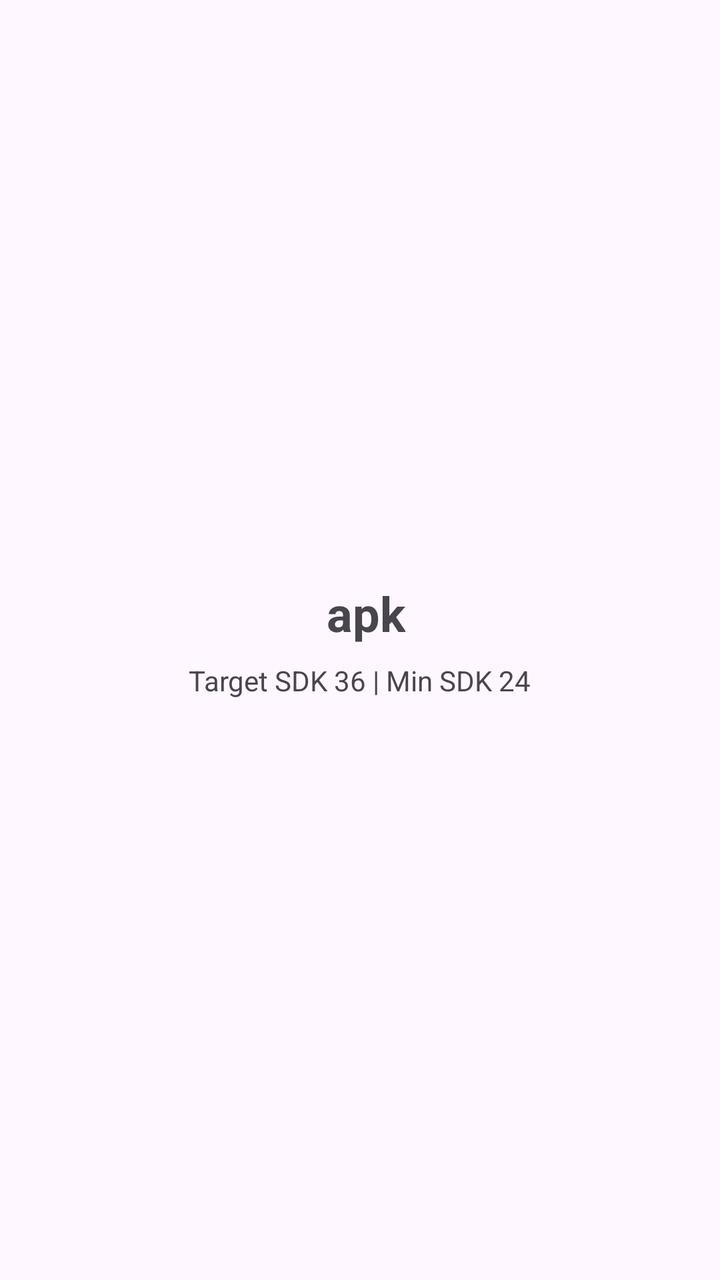
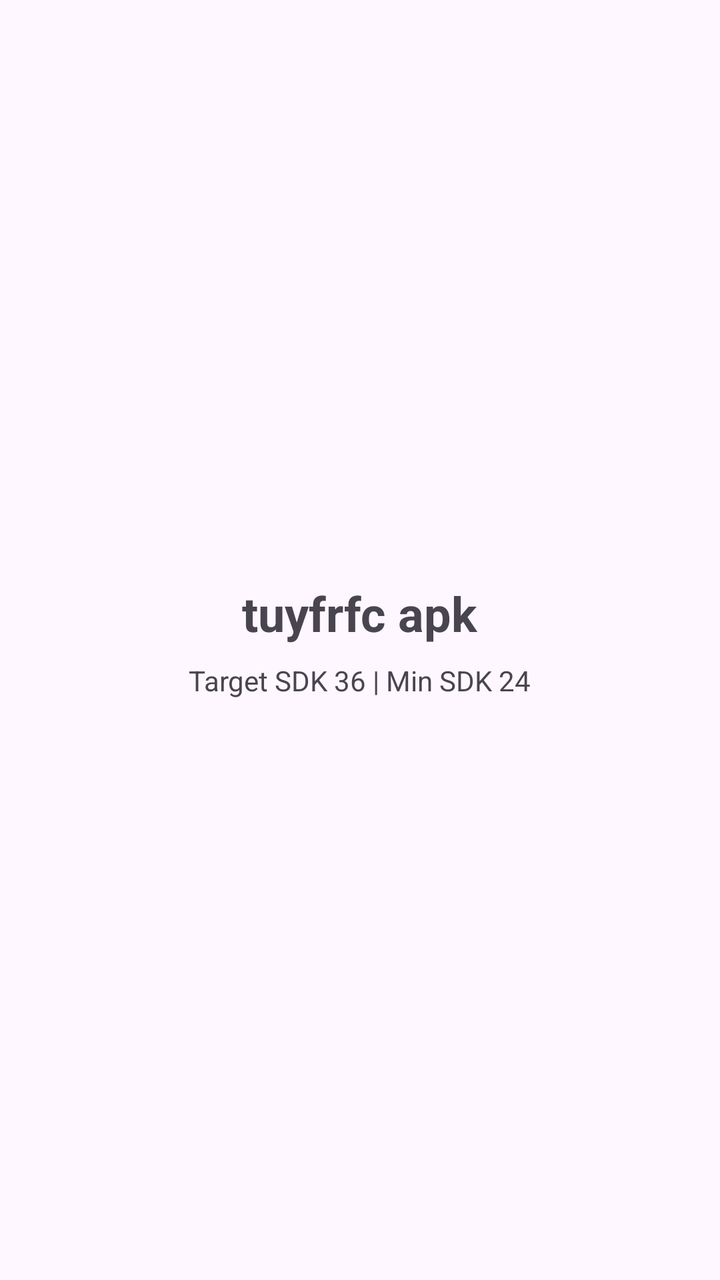

Before-and-after screenshots of an Android layout around one commit, followed by the original layout XML and the change that was made.
<!-- AndroidManifest.xml: application theme Theme.AudioRecorder -->
<!-- res/layout/activity_main.xml -->
<?xml version="1.0" encoding="utf-8"?>
<LinearLayout xmlns:android="http://schemas.android.com/apk/res/android"
    android:layout_width="match_parent"
    android:layout_height="match_parent"
    android:gravity="center"
    android:orientation="vertical"
    android:padding="24dp">

    <TextView
        android:layout_width="wrap_content"
        android:layout_height="wrap_content"
        android:text=" apk"
        android:textSize="24sp"
        android:textStyle="bold" />

    <TextView
        android:layout_width="wrap_content"
        android:layout_height="wrap_content"
        android:layout_marginTop="8dp"
        android:text="Target SDK 36 | Min SDK 24"
        android:textSize="14sp" />

</LinearLayout>
<!-- resources referenced by this layout -->
<resources>
  <style name="Theme.AudioRecorder" parent="Theme.Material3.DayNight.NoActionBar" />
</resources>

<!-- the commit's change to res/layout/activity_main.xml (unified diff, before → after) -->
@@ -9,7 +9,7 @@
     <TextView
         android:layout_width="wrap_content"
         android:layout_height="wrap_content"
-        android:text=" apk"
+        android:text="tuyfrfc apk"
         android:textSize="24sp"
         android:textStyle="bold" />
 
